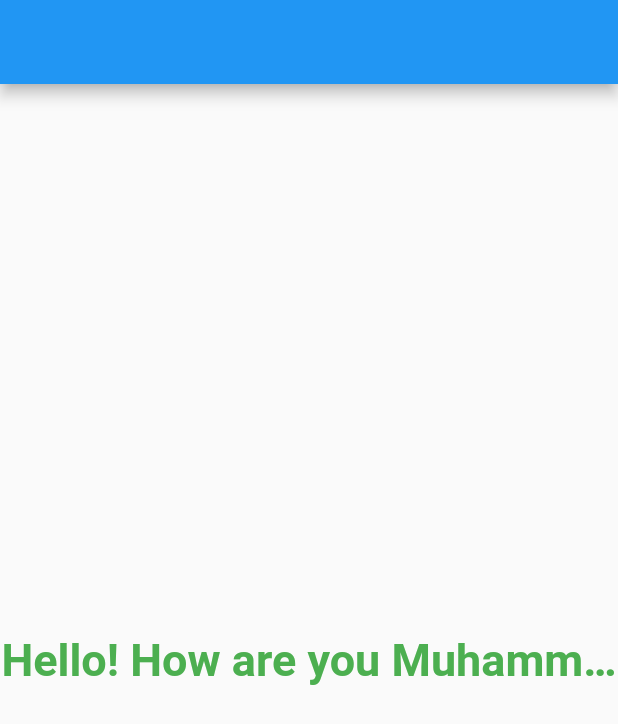
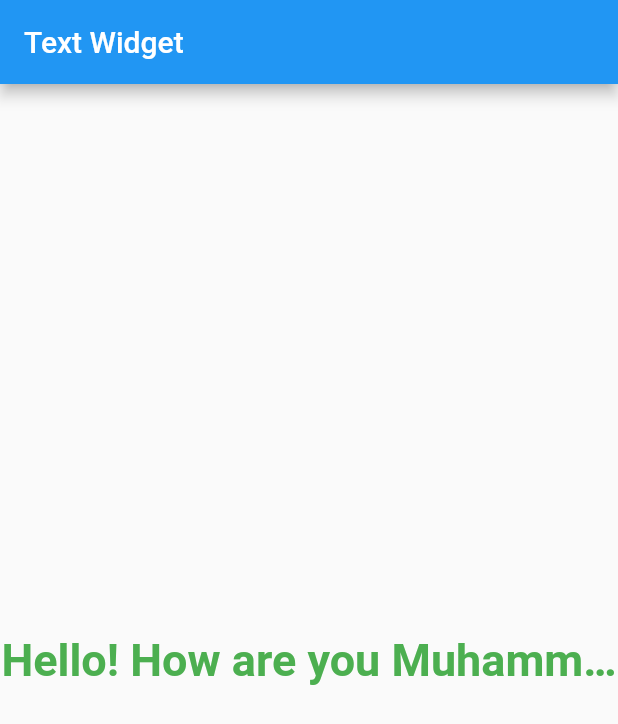
Before and after one commit to ayhanakkayagap/flutter_hafta1, a Flutter app: the screen it shows after launch, on a phone screen of 412 x 824 dp. Shown: the top 724 px of the screen. Run offline on Flutter 3.47's test engine with Material 2 defaults, Android fonts, the phone set to English and light mode, and no system bars.

Commit message:
text güncellendi

```diff
--- a/lib/text_widget.dart
+++ b/lib/text_widget.dart
@@ -6,7 +6,9 @@ class TextWidget extends StatelessWidget {
   @override
   Widget build(BuildContext context) {
     return Scaffold(
-        appBar: AppBar(),
+        appBar: AppBar(
+          title: Text("Text Widget"),
+        ),
         body: Center(
           child: Text(
             'Hello! How are you Muhammed?',
```
